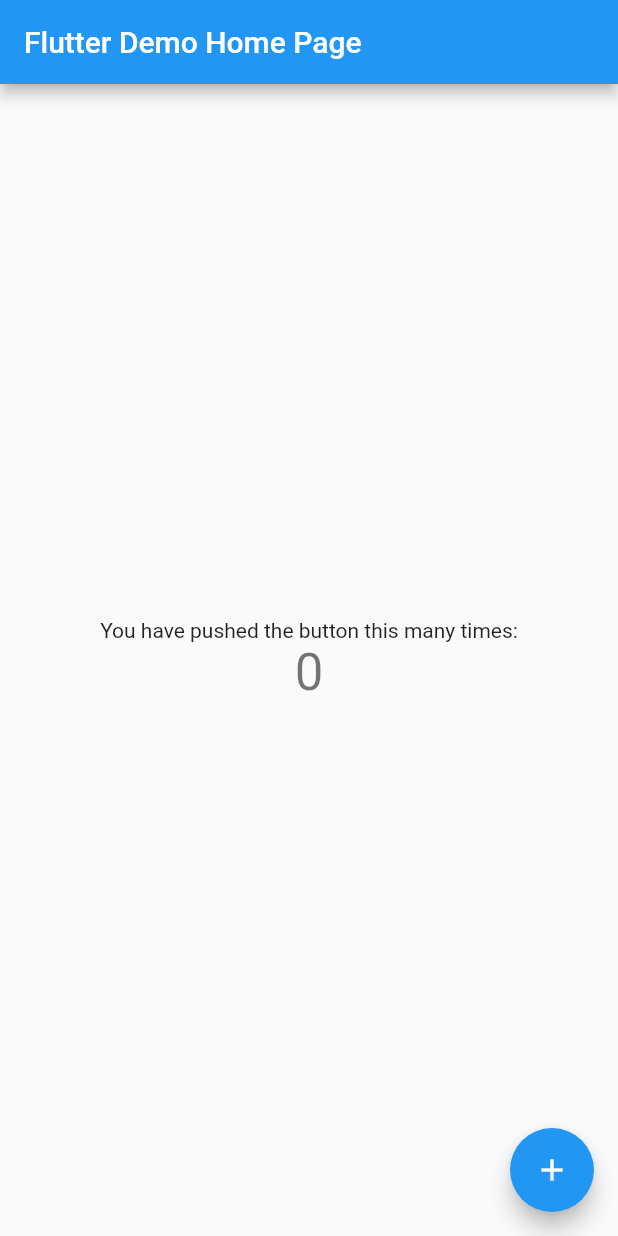
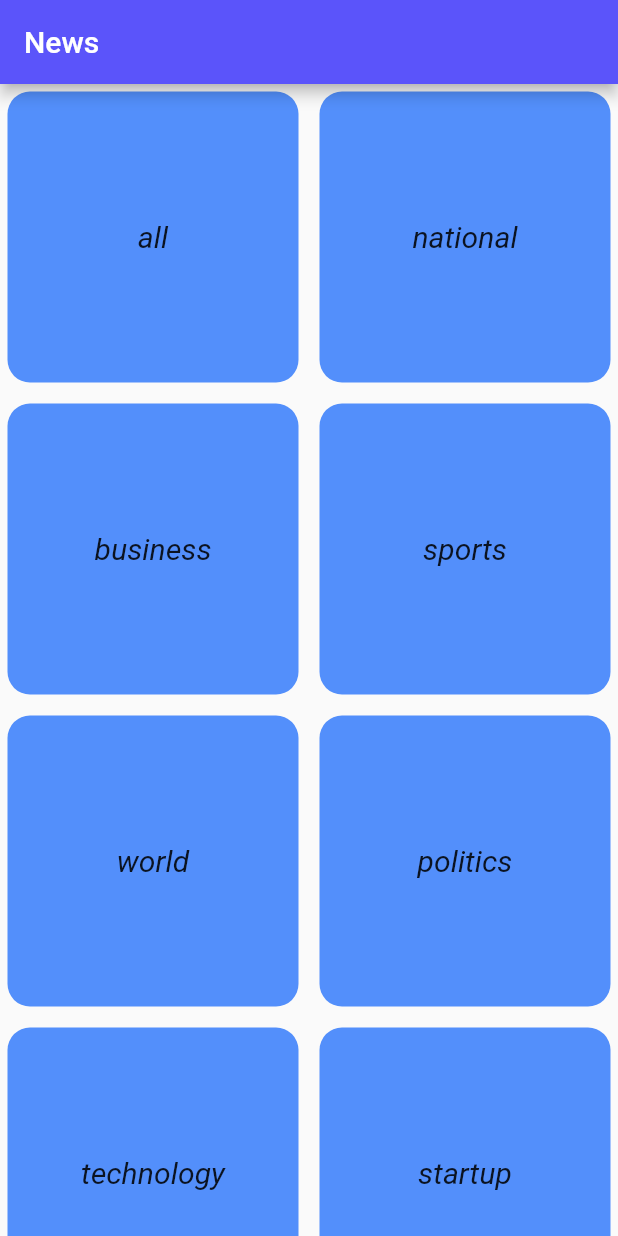
Before and after one commit to EstefaDuque/estefania_montoya_6_2021_2_p1, a Flutter app: the screen it shows after launch, on a phone screen of 412 x 824 dp. Run offline on Flutter 3.47's test engine with Material 2 defaults, Android fonts, the phone set to English and light mode, and no system bars; our stand-ins replace adaptive_dialog, connectivity.

Commit message:
get news by category

```diff
--- /dev/null
+++ b/lib/helpers/constans.dart
@@ -0,0 +1,34 @@
+class Constans {
+  static String get apiUrl => 'https://inshortsapi.vercel.app/news?category=';
+  static var categories = {
+    'all': 'All',
+    'national': 'National',
+    'business': 'Business',
+    'sports': 'Sports',
+    'world': 'World',
+    'politics': 'Politics',
+    'technology': 'Technology',
+    'startup': 'Startup',
+    'entertainment': 'Entertainment',
+    'miscellaneous': 'Miscellaneous',
+    'hatke': 'Hatke',
+    'science': 'Science',
+    'automobile': 'Automobile',
+  };
+
+  static List<String> categoryList = [
+    'all',
+    'national',
+    'business',
+    'sports',
+    'world',
+    'politics',
+    'technology',
+    'startup',
+    'entertainment',
+    'miscellaneous',
+    'hatke',
+    'science',
+    'automobile'
+  ];
+}
--- /dev/null
+++ b/lib/home_screen.dart
@@ -0,0 +1,65 @@
+import 'package:estefania_montoya_6_2021_2_p1/category_screen.dart';
+import 'package:estefania_montoya_6_2021_2_p1/helpers/constans.dart';
+import 'package:flutter/material.dart';
+
+class HomeScreen extends StatefulWidget {
+  const HomeScreen({Key? key}) : super(key: key);
+
+  @override
+  _HomeScreenState createState() => _HomeScreenState();
+}
+
+class _HomeScreenState extends State<HomeScreen> {
+  @override
+  void initState() {
+    super.initState();
+  }
+
+  @override
+  Widget build(BuildContext context) {
+    final title = 'News';
+
+    return Scaffold(
+      appBar: AppBar(
+          title: Text(
+            title,
+            textAlign: TextAlign.center,
+          ),
+          backgroundColor: Color(0XFF5B54FA)),
+      body: GridView.count(
+        // Crea una grid con 2 columnas. Si cambias el scrollDirection a
+        // horizontal, esto produciría 2 filas.
+        crossAxisCount: 2,
+        childAspectRatio: 1.0,
+        mainAxisSpacing: 4.0,
+        crossAxisSpacing: 4.0,
+
+        // Genera 100 Widgets que muestran su índice en la lista
+        children: Constans.categoryList.map(
+          (item) {
+            return GestureDetector(
+              child: Container(
+                  alignment: Alignment.center,
+                  margin: EdgeInsets.all(5),
+                  width: 5.0,
+                  height: 10.0,
+                  decoration: BoxDecoration(
+                    color: Color(0XFF538FFB),
+                    borderRadius: BorderRadius.circular(15),
+                  ),
+                  child: Text(item,
+                      style: TextStyle(
+                          fontSize: 20, fontStyle: FontStyle.italic))),
+              onTap: () => {
+                Navigator.push(
+                    context,
+                    MaterialPageRoute(
+                        builder: (context) => CategoryScreen(category: item)))
+              },
+            );
+          },
+        ).toList(),
+      ),
+    );
+  }
+}
--- a/lib/main.dart
+++ b/lib/main.dart
@@ -1,115 +1,16 @@
+import 'package:estefania_montoya_6_2021_2_p1/home_screen.dart';
 import 'package:flutter/material.dart';
 
-void main() {
-  runApp(const MyApp());
-}
+void main() => runApp(const MyApp());
 
+/// This is the main application widget.
 class MyApp extends StatelessWidget {
   const MyApp({Key? key}) : super(key: key);
 
-  // This widget is the root of your application.
   @override
   Widget build(BuildContext context) {
-    return MaterialApp(
-      title: 'Flutter Demo',
-      theme: ThemeData(
-        // This is the theme of your application.
-        //
-        // Try running your application with "flutter run". You'll see the
-        // application has a blue toolbar. Then, without quitting the app, try
-        // changing the primarySwatch below to Colors.green and then invoke
-        // "hot reload" (press "r" in the console where you ran "flutter run",
-        // or simply save your changes to "hot reload" in a Flutter IDE).
-        // Notice that the counter didn't reset back to zero; the application
-        // is not restarted.
-        primarySwatch: Colors.blue,
-      ),
-      home: const MyHomePage(title: 'Flutter Demo Home Page'),
+    return const MaterialApp(
+      home: HomeScreen(),
     );
   }
 }
-
-class MyHomePage extends StatefulWidget {
-  const MyHomePage({Key? key, required this.title}) : super(key: key);
-
-  // This widget is the home page of your application. It is stateful, meaning
-  // that it has a State object (defined below) that contains fields that affect
-  // how it looks.
-
-  // This class is the configuration for the state. It holds the values (in this
-  // case the title) provided by the parent (in this case the App widget) and
-  // used by the build method of the State. Fields in a Widget subclass are
-  // always marked "final".
-
-  final String title;
-
-  @override
-  State<MyHomePage> createState() => _MyHomePageState();
-}
-
-class _MyHomePageState extends State<MyHomePage> {
-  int _counter = 0;
-
-  void _incrementCounter() {
-    setState(() {
-      // This call to setState tells the Flutter framework that something has
-      // changed in this State, which causes it to rerun the build method below
-      // so that the display can reflect the updated values. If we changed
-      // _counter without calling setState(), then the build method would not be
-      // called again, and so nothing would appear to happen.
-      _counter++;
-    });
-  }
-
-  @override
-  Widget build(BuildContext context) {
-    // This method is rerun every time setState is called, for instance as done
-    // by the _incrementCounter method above.
-    //
-    // The Flutter framework has been optimized to make rerunning build methods
-    // fast, so that you can just rebuild anything that needs updating rather
-    // than having to individually change instances of widgets.
-    return Scaffold(
-      appBar: AppBar(
-        // Here we take the value from the MyHomePage object that was created by
-        // the App.build method, and use it to set our appbar title.
-        title: Text(widget.title),
-      ),
-      body: Center(
-        // Center is a layout widget. It takes a single child and positions it
-        // in the middle of the parent.
-        child: Column(
-          // Column is also a layout widget. It takes a list of children and
-          // arranges them vertically. By default, it sizes itself to fit its
-          // children horizontally, and tries to be as tall as its parent.
-          //
-          // Invoke "debug painting" (press "p" in the console, choose the
-          // "Toggle Debug Paint" action from the Flutter Inspector in Android
-          // Studio, or the "Toggle Debug Paint" command in Visual Studio Code)
-          // to see the wireframe for each widget.
-          //
-          // Column has various properties to control how it sizes itself and
-          // how it positions its children. Here we use mainAxisAlignment to
-          // center the children vertically; the main axis here is the vertical
-          // axis because Columns are vertical (the cross axis would be
-          // horizontal).
-          mainAxisAlignment: MainAxisAlignment.center,
-          children: <Widget>[
-            const Text(
-              'You have pushed the button this many times:',
-            ),
-            Text(
-              '$_counter',
-              style: Theme.of(context).textTheme.headline4,
-            ),
-          ],
-        ),
-      ),
-      floatingActionButton: FloatingActionButton(
-        onPressed: _incrementCounter,
-        tooltip: 'Increment',
-        child: const Icon(Icons.add),
-      ), // This trailing comma makes auto-formatting nicer for build methods.
-    );
-  }
-}
--- a/pubspec.yaml
+++ b/pubspec.yaml
@@ -34,6 +34,9 @@
   # The following adds the Cupertino Icons font to your application.
   # Use with the CupertinoIcons class for iOS style icons.
   cupertino_icons: ^1.0.2
+  http: ^0.13.3
+  connectivity: ^3.0.6
+  adaptive_dialog: ^1.1.0
 
 dev_dependencies:
   flutter_test:
```
Also changed, not shown: lib/category_screen.dart (added, +104 -0 lines), lib/helpers/api_helper.dart (added, +36 -0 lines), lib/models/new.dart (added, +45 -0 lines), lib/models/response.dart (added, +7 -0 lines), pubspec.lock, 5 other files.
